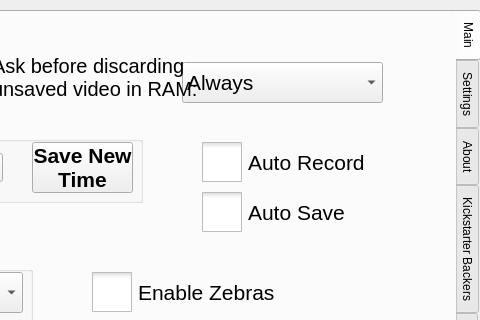
Qt form src/utilwindow.ui (krontech/chronos-cam-app) before a commit; both pictures show x 320 to 800 and y 0 to 320 of the 800 by 480 pixel window.
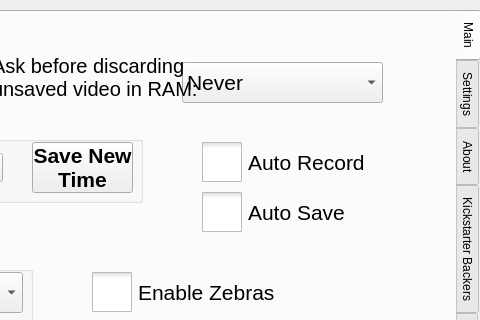
The same form after that commit. Custom widgets are drawn as their Qt base class.

Commit message: For the unsavedWarnEnabled value, use 2=always and 0=never instead of vice versa

What changed in the file:
```diff
--- a/src/utilwindow.ui
+++ b/src/utilwindow.ui
@@ -435,16 +435,6 @@
        <pointsize>16</pointsize>
       </font>
      </property>
-     <item>
-      <property name="text">
-       <string>Always</string>
-      </property>
-     </item>
-     <item>
-      <property name="text">
-       <string>If not reviewed</string>
-      </property>
-     </item>
      <item>
       <property name="text">
        <string>Never</string>
```
Left out of the diff: 10 changed lines with no effect on the pictures. The commit also changes 1 other file.
